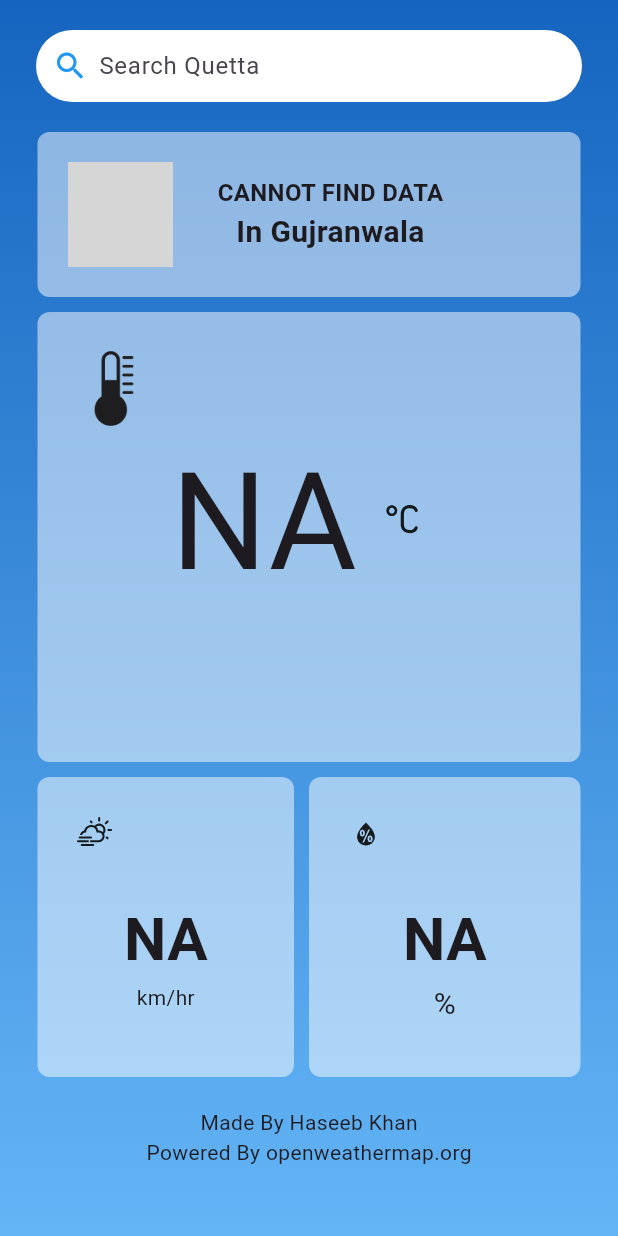
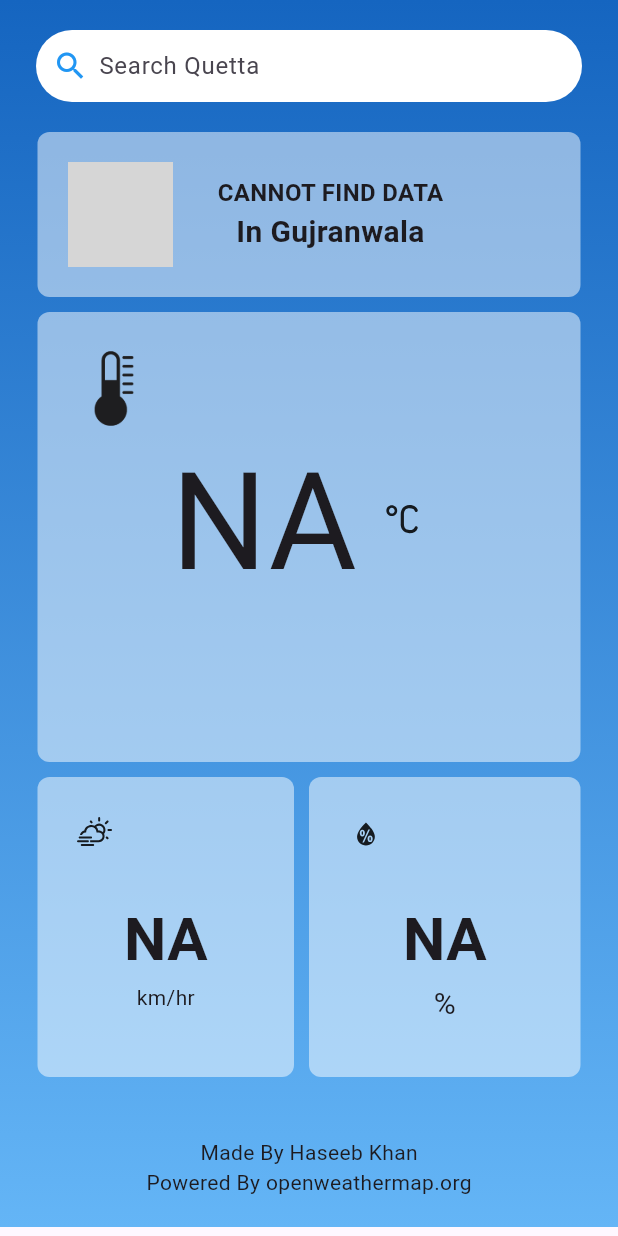
Before and after one commit to HaseebKhanGitHub/Mausam_App, a Flutter app: the screen it shows after launch, after a tap on the "search" icon, on a phone screen of 412 x 824 dp. Run offline on Flutter 3.47's test engine with Material 3 defaults, Android fonts, the phone set to English and light mode, and no system bars; our stand-ins replace flutter_spinkit, weather_icons; missing offline and left inert: flutter_gradient_app_bar; network calls fail; grey boxes are pictures that could not be loaded.

Commit message:
Update home.dart

```diff
--- a/lib/Activity/home.dart
+++ b/lib/Activity/home.dart
@@ -67,7 +67,8 @@ class _HomeState extends State<Home> {
               Colors.blue.shade200,
             ], begin: Alignment.topCenter, end: Alignment.bottomCenter),
           )),
-      body: SafeArea(
+      body: SingleChildScrollView(
+        child: SafeArea(
           child: Container(
             decoration: BoxDecoration(
                 gradient: LinearGradient(
@@ -94,7 +95,7 @@ class _HomeState extends State<Home> {
                           }
                           else{
                             print(searchController.text);
-                          Navigator.pushNamed(context, '/loading', arguments: {
+                            Navigator.pushReplacementNamed(context, '/loading', arguments: {
                               'searchText' : searchController.text
                             });
                           }
@@ -243,6 +244,7 @@ class _HomeState extends State<Home> {
                     ),
                   ],
                 ),
+                SizedBox(height: 20,),
                 Container( //Text ------------------------------------------------
                   child: Column(
                     children: [
@@ -256,6 +258,7 @@ class _HomeState extends State<Home> {
             ),
           ),
         ),
+      ),
     );
   }
 }
```
Lines whose indentation alone changed are shown as unchanged.
